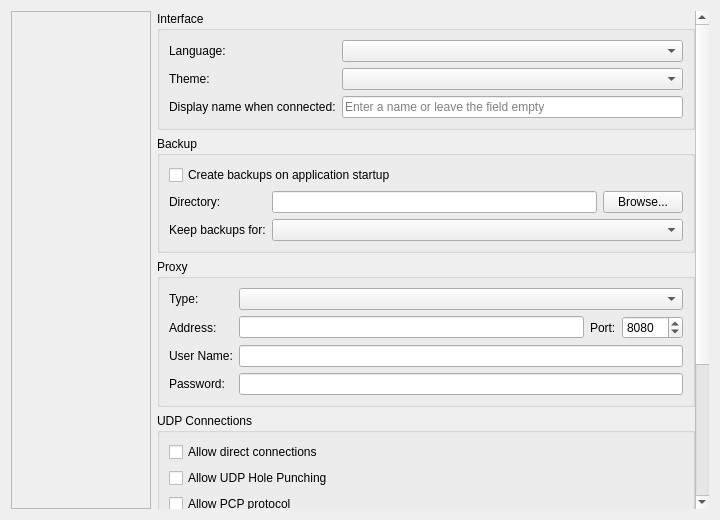
Before: the Qt Designer form source/client/desktop/settings_tab.ui in dchapyshev/aspia, drawn with Qt 5.
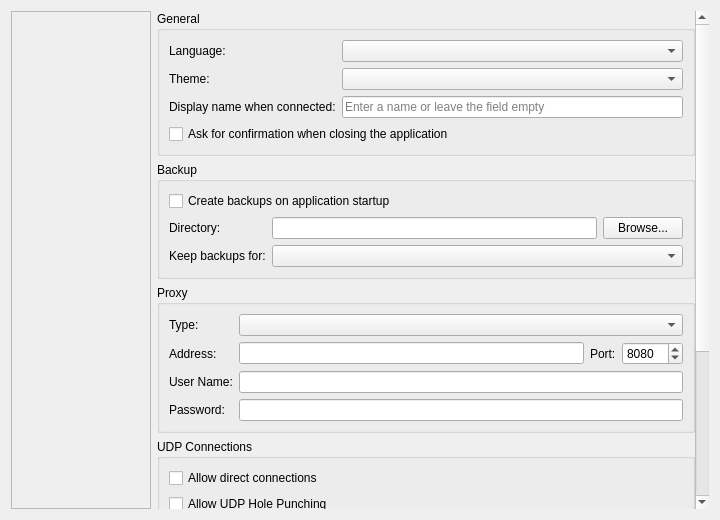
After: the same form once the commit is applied. The open tabs and pages were chosen to show the change. Custom widgets are drawn as their Qt base class.

Commit message: Implement confirmation when closing application.

The edit to the form file:
```diff
--- a/source/client/desktop/settings_tab.ui
+++ b/source/client/desktop/settings_tab.ui
@@ -123,7 +123,7 @@
            <item>
             <widget class="QGroupBox" name="groupbox_interface">
              <property name="title">
-              <string>Interface</string>
+              <string>General</string>
              </property>
              <layout class="QGridLayout" name="gridLayout">
               <item row="0" column="0">
@@ -171,6 +171,13 @@
                 </property>
                </widget>
               </item>
+              <item row="3" column="0" colspan="2">
+               <widget class="QCheckBox" name="checkbox_confirm_close">
+                <property name="text">
+                 <string>Ask for confirmation when closing the application</string>
+                </property>
+               </widget>
+              </item>
              </layout>
             </widget>
            </item>
```
Left out of the diff: 2 changed lines with no effect on the pictures. The commit also changes 7 other files.
